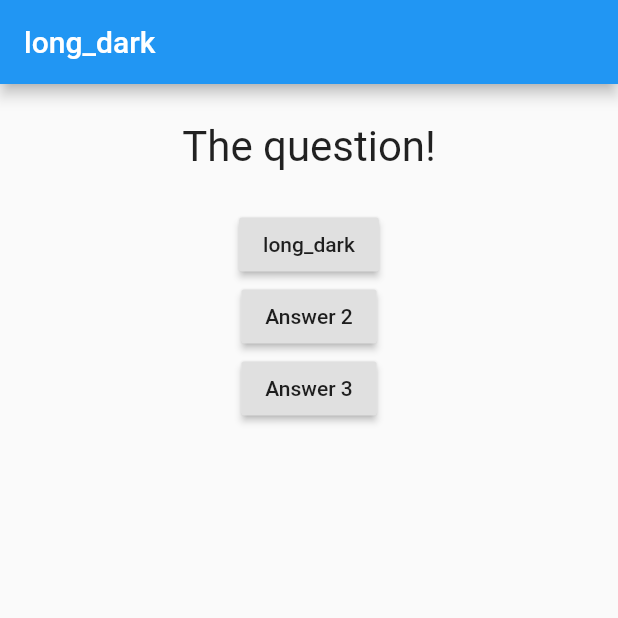
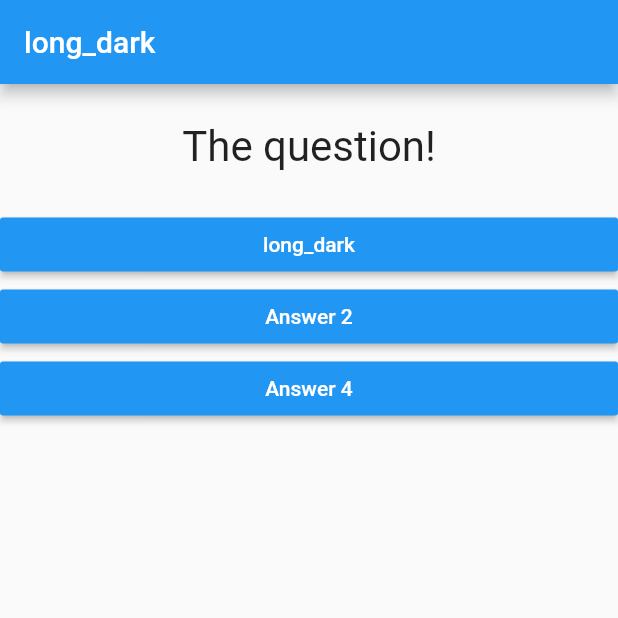
Before and after one commit to MaksymShokin/Flutter_basics, a Flutter app: the screen it shows after launch, on a phone screen of 412 x 824 dp, the top half of it. Run offline on Flutter 3.47's test engine with Material 2 defaults, Android fonts, the phone set to English and light mode, and no system bars.

Commit message:
map-lists

```diff
--- /dev/null
+++ b/lib/answer.dart
@@ -0,0 +1,21 @@
+import 'package:flutter/material.dart';
+
+class Answer extends StatelessWidget {
+  final Function onPress;
+  final String text;
+
+  Answer(this.onPress, this.text);
+
+  @override
+  Widget build(BuildContext context) {
+    return Container(
+      width: double.infinity,
+      child: RaisedButton(
+        onPressed: onPress,
+        color: Colors.blue,
+        textColor: Colors.white,
+        child: Text(text),
+      ),
+    );
+  }
+}
--- a/lib/main.dart
+++ b/lib/main.dart
@@ -1,6 +1,7 @@
 import 'package:flutter/material.dart';
 
 import './question.dart';
+import './answer.dart';
 
 void main() {
   runApp(MyApp());
@@ -43,18 +44,9 @@ class _MyAppState extends State<MyApp> {
         body: Column(
           children: [
             Question('The question!'),
-            RaisedButton(
-              onPressed: _answerQuestion,
-              child: Text(questions[_questionIndex]),
-            ),
-            RaisedButton(
-              onPressed: _answerQuestion,
-              child: Text('Answer 2'),
-            ),
-            RaisedButton(
-              onPressed: _answerQuestion,
-              child: Text('Answer 3'),
-            ),
+            Answer(_answerQuestion, questions[_questionIndex]),
+            Answer(_answerQuestion, 'Answer 2'),
+            Answer(_answerQuestion, 'Answer 4'),
           ],
         ),
       ),
```
